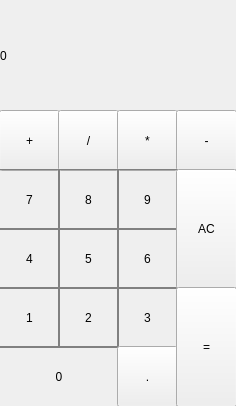
First picture: the form in calculator/Calculator/mainwindow.ui, repository VladimirEponeshnikov/Calculator, before the edit.
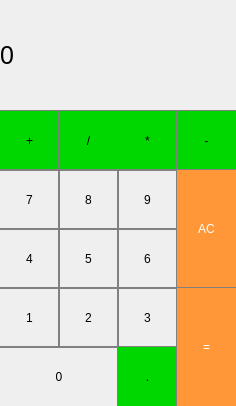
Second picture: the form after the edit.

Commit message: Style for button

Diff of the .ui file:
```diff
--- a/calculator/Calculator/mainwindow.ui
+++ b/calculator/Calculator/mainwindow.ui
@@ -23,6 +23,17 @@
       <height>111</height>
      </rect>
     </property>
+    <property name="font">
+     <font>
+      <family>MS Sans Serif</family>
+      <pointsize>19</pointsize>
+      <weight>50</weight>
+      <italic>false</italic>
+      <bold>false</bold>
+      <underline>false</underline>
+      <strikeout>false</strikeout>
+     </font>
+    </property>
     <property name="styleSheet">
      <string notr="true"> QLabel
 {
@@ -46,6 +57,16 @@
       <height>61</height>
      </rect>
     </property>
+    <property name="styleSheet">
+     <string notr="true">QPushButton {
+  background-color: rgb(0, 215, 0);
+  border: 1px solid gray;
+}
+QPushButton:pressed {
+    background-color: qlineargradient(x1: 0, y1: 0, x2: 0, y2: 1,
+                                      stop: 0 #BEBEBE, stop: 1 #D7D7D7);
+}</string>
+    </property>
     <property name="text">
      <string>+</string>
     </property>
@@ -59,6 +80,16 @@
       <height>61</height>
      </rect>
     </property>
+    <property name="styleSheet">
+     <string notr="true">QPushButton {
+  background-color: rgb(0, 215, 0);
+  border: 1px solid gray;
+}
+QPushButton:pressed {
+    background-color: qlineargradient(x1: 0, y1: 0, x2: 0, y2: 1,
+                                      stop: 0 #BEBEBE, stop: 1 #D7D7D7);
+}</string>
+    </property>
     <property name="text">
      <string>/</string>
     </property>
@@ -72,6 +103,16 @@
       <height>61</height>
      </rect>
     </property>
+    <property name="styleSheet">
+     <string notr="true">QPushButton {
+  background-color: rgb(0, 215, 0);
+  border: 1px solid gray;
+}
+QPushButton:pressed {
+    background-color: qlineargradient(x1: 0, y1: 0, x2: 0, y2: 1,
+                                      stop: 0 #BEBEBE, stop: 1 #D7D7D7);
+}</string>
+    </property>
     <property name="text">
      <string>*</string>
     </property>
@@ -85,6 +126,16 @@
       <height>61</height>
      </rect>
     </property>
+    <property name="styleSheet">
+     <string notr="true">QPushButton {
+  background-color: rgb(0, 215, 0);
+  border: 1px solid gray;
+}
+QPushButton:pressed {
+    background-color: qlineargradient(x1: 0, y1: 0, x2: 0, y2: 1,
+                                      stop: 0 #BEBEBE, stop: 1 #D7D7D7);
+}</string>
+    </property>
     <property name="text">
      <string>-</string>
     </property>
@@ -318,6 +369,16 @@
       <height>61</height>
      </rect>
     </property>
+    <property name="styleSheet">
+     <string notr="true">QPushButton {
+  background-color: rgb(0, 215, 0);
+  border: 1px solid gray;
+}
+QPushButton:pressed {
+    background-color: qlineargradient(x1: 0, y1: 0, x2: 0, y2: 1,
+                                      stop: 0 #BEBEBE, stop: 1 #D7D7D7);
+}</string>
+    </property>
     <property name="text">
      <string>.</string>
     </property>
@@ -331,6 +392,18 @@
       <height>120</height>
      </rect>
     </property>
+    <property name="styleSheet">
+     <string notr="true">QPushButton {
+  background-color: rgb(255, 151, 57);
+  color: white; 
+  border: 1px solid gray;
+}
+
+QPushButton:pressed {
+    background-color: qlineargradient(x1: 0, y1: 0, x2: 0, y2: 1,
+                                      stop: 0 #FF7832, stop: 1 #FF9739);
+}</string>
+    </property>
     <property name="text">
      <string>AC</string>
     </property>
@@ -344,6 +417,18 @@
       <height>120</height>
      </rect>
     </property>
+    <property name="styleSheet">
+     <string notr="true">QPushButton {
+  background-color: rgb(255, 151, 57);
+  color: white; 
+  border: 1px solid gray;
+}
+
+QPushButton:pressed {
+    background-color: qlineargradient(x1: 0, y1: 0, x2: 0, y2: 1,
+                                      stop: 0 #FF7832, stop: 1 #FF9739);
+}</string>
+    </property>
     <property name="text">
      <string>=</string>
     </property>
```
The commit also changes 2 other files.
